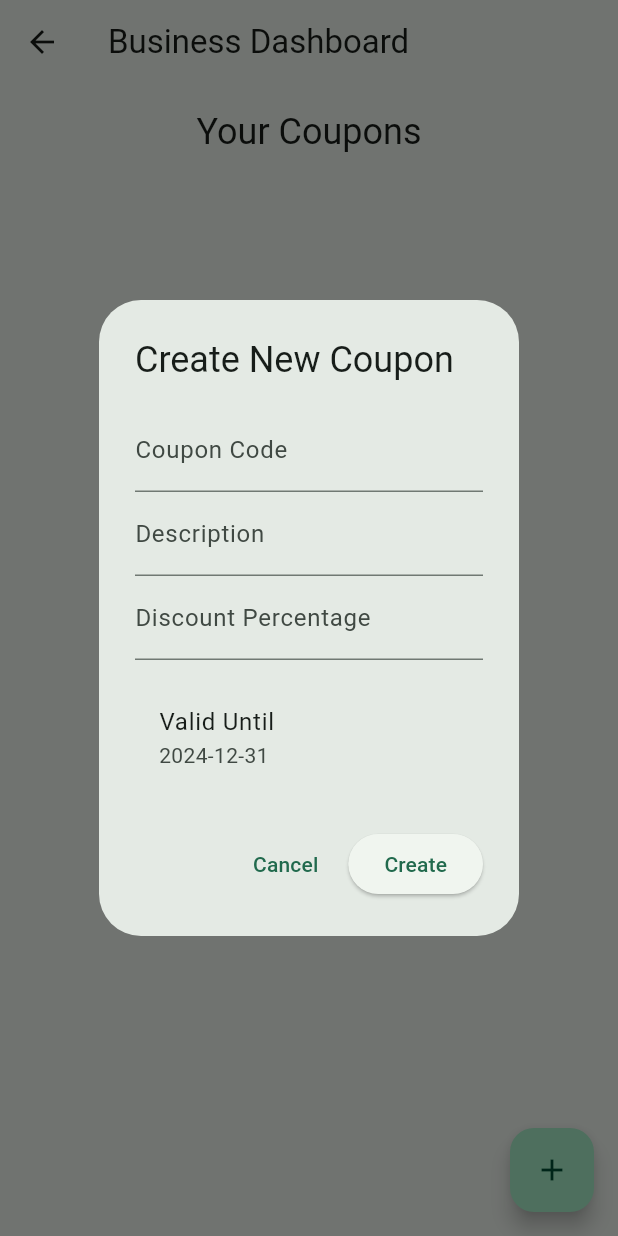
After one commit to rehan-code/Makaan, a Flutter app: the BusinessDashboardPage screen opened directly, after a tap on the "add" icon, on a phone screen of 412 x 824 dp. The commit adds this screen. Run offline on Flutter 3.47's test engine with Material 3 defaults, Android fonts, the phone set to English and light mode, and no system bars; our stand-ins replace flutter_dotenv, font_awesome_flutter, share_plus, supabase_flutter; accounts and stored records are empty.

Commit message:
added business dashboard

```diff
--- /dev/null
+++ b/lib/models/coupon.dart
@@ -0,0 +1,47 @@
+class Coupon {
+  final String id;
+  final String code;
+  final String description;
+  final double discountPercentage;
+  final DateTime validFrom;
+  final DateTime validUntil;
+  final String businessId;
+  final DateTime createdAt;
+
+  Coupon({
+    required this.id,
+    required this.code,
+    required this.description,
+    required this.discountPercentage,
+    required this.validFrom,
+    required this.validUntil,
+    required this.businessId,
+    required this.createdAt,
+  });
+
+  factory Coupon.fromJson(Map<String, dynamic> json) {
+    return Coupon(
+      id: json['id'],
+      code: json['code'],
+      description: json['description'],
+      discountPercentage: json['discount_percentage'].toDouble(),
+      validFrom: DateTime.parse(json['valid_from']),
+      validUntil: DateTime.parse(json['valid_until']),
+      businessId: json['business_id'],
+      createdAt: DateTime.parse(json['created_at']),
+    );
+  }
+
+  Map<String, dynamic> toJson() {
+    return {
+      'id': id,
+      'code': code,
+      'description': description,
+      'discount_percentage': discountPercentage,
+      'valid_from': validFrom.toIso8601String(),
+      'valid_until': validUntil.toIso8601String(),
+      'business_id': businessId,
+      'created_at': createdAt.toIso8601String(),
+    };
+  }
+}
--- /dev/null
+++ b/lib/pages/business/business_dashboard_page.dart
@@ -0,0 +1,268 @@
+import 'package:flutter/material.dart';
+import 'package:supabase_flutter/supabase_flutter.dart';
+import '../../models/coupon.dart';
+
+class BusinessDashboardPage extends StatefulWidget {
+  const BusinessDashboardPage({super.key});
+
+  @override
+  State<BusinessDashboardPage> createState() => _BusinessDashboardPageState();
+}
+
+class _BusinessDashboardPageState extends State<BusinessDashboardPage> {
+  List<Coupon> _coupons = [];
+  bool _isLoading = true;
+
+  @override
+  void initState() {
+    super.initState();
+    _loadCoupons();
+  }
+
+  Future<void> _loadCoupons() async {
+    try {
+      final userId = Supabase.instance.client.auth.currentUser?.id;
+      if (userId == null) return;
+
+      final response = await Supabase.instance.client
+          .from('coupons')
+          .select()
+          .eq('business_id', userId)
+          .order('created_at', ascending: false);
+
+      setState(() {
+        _coupons = (response as List).map((data) => Coupon.fromJson(data)).toList();
+        _isLoading = false;
+      });
+    } catch (e) {
+      ScaffoldMessenger.of(context).showSnackBar(
+        SnackBar(
+          content: Text('Error loading coupons: $e'),
+          backgroundColor: Colors.red,
+        ),
+      );
+      setState(() {
+        _isLoading = false;
+      });
+    }
+  }
+
+  void _showCreateCouponDialog() {
+    showDialog(
+      context: context,
+      builder: (context) => CreateCouponDialog(
+        onCouponCreated: () {
+          _loadCoupons();
+        },
+      ),
+    );
+  }
+
+  @override
+  Widget build(BuildContext context) {
+    return Scaffold(
+      appBar: AppBar(
+        title: const Text('Business Dashboard'),
+      ),
+      body: _isLoading
+          ? const Center(child: CircularProgressIndicator())
+          : Column(
+              children: [
+                Padding(
+                  padding: const EdgeInsets.all(16.0),
+                  child: Text(
+                    'Your Coupons',
+                    style: Theme.of(context).textTheme.headlineSmall,
+                  ),
+                ),
+                Expanded(
+                  child: _coupons.isEmpty
+                      ? const Center(
+                          child: Text('No coupons created yet'),
+                        )
+                      : ListView.builder(
+                          itemCount: _coupons.length,
+                          itemBuilder: (context, index) {
+                            final coupon = _coupons[index];
+                            return Card(
+                              margin: const EdgeInsets.symmetric(
+                                horizontal: 16.0,
+                                vertical: 8.0,
+                              ),
+                              child: ListTile(
+                                title: Text(coupon.code),
+                                subtitle: Text(
+                                  '${coupon.description}\n${coupon.discountPercentage}% off',
+                                ),
+                                trailing: Text(
+                                  'Valid until: ${coupon.validUntil.toString().split(' ')[0]}',
+                                ),
+                              ),
+                            );
+                          },
+                        ),
+                ),
+              ],
+            ),
+      floatingActionButton: FloatingActionButton(
+        onPressed: _showCreateCouponDialog,
+        child: const Icon(Icons.add),
+      ),
+    );
+  }
+}
+
+class CreateCouponDialog extends StatefulWidget {
+  final VoidCallback onCouponCreated;
+
+  const CreateCouponDialog({
+    super.key,
+    required this.onCouponCreated,
+  });
+
+  @override
+  State<CreateCouponDialog> createState() => _CreateCouponDialogState();
+}
+
+class _CreateCouponDialogState extends State<CreateCouponDialog> {
+  final _formKey = GlobalKey<FormState>();
+  final _codeController = TextEditingController();
+  final _descriptionController = TextEditingController();
+  final _discountController = TextEditingController();
+  DateTime _validUntil = DateTime.now().add(const Duration(days: 30));
+  bool _isLoading = false;
+
+  @override
+  void dispose() {
+    _codeController.dispose();
+    _descriptionController.dispose();
+    _discountController.dispose();
+    super.dispose();
+  }
+
+  Future<void> _createCoupon() async {
+    if (!_formKey.currentState!.validate()) return;
+
+    setState(() {
+      _isLoading = true;
+    });
+
+    try {
+      final userId = Supabase.instance.client.auth.currentUser?.id;
+      if (userId == null) throw Exception('User not logged in');
+
+      await Supabase.instance.client.from('coupons').insert({
+        'code': _codeController.text.trim(),
+        'description': _descriptionController.text.trim(),
+        'discount_percentage': double.parse(_discountController.text),
+        'valid_from': DateTime.now().toIso8601String(),
+        'valid_until': _validUntil.toIso8601String(),
+        'business_id': userId,
+      });
+
+      if (mounted) {
+        Navigator.of(context).pop();
+        widget.onCouponCreated();
+      }
+    } catch (e) {
+      if (mounted) {
+        ScaffoldMessenger.of(context).showSnackBar(
+          SnackBar(
+            content: Text('Error creating coupon: $e'),
+            backgroundColor: Colors.red,
+          ),
+        );
+      }
+    }
+
+    setState(() {
+      _isLoading = false;
+    });
+  }
+
+  @override
+  Widget build(BuildContext context) {
+    return AlertDialog(
+      title: const Text('Create New Coupon'),
+      content: Form(
+        key: _formKey,
+        child: SingleChildScrollView(
+          child: Column(
+            mainAxisSize: MainAxisSize.min,
+            children: [
+              TextFormField(
+                controller: _codeController,
+                decoration: const InputDecoration(labelText: 'Coupon Code'),
+                validator: (value) {
+                  if (value == null || value.isEmpty) {
+                    return 'Please enter a coupon code';
+                  }
+                  return null;
+                },
+              ),
+              TextFormField(
+                controller: _descriptionController,
+                decoration: const InputDecoration(labelText: 'Description'),
+                validator: (value) {
+                  if (value == null || value.isEmpty) {
+                    return 'Please enter a description';
+                  }
+                  return null;
+                },
+              ),
+              TextFormField(
+                controller: _discountController,
+                decoration: const InputDecoration(labelText: 'Discount Percentage'),
+                keyboardType: TextInputType.number,
+                validator: (value) {
+                  if (value == null || value.isEmpty) {
+                    return 'Please enter a discount percentage';
+                  }
+                  final number = double.tryParse(value);
+                  if (number == null || number <= 0 || number > 100) {
+                    return 'Please enter a valid percentage between 0 and 100';
+                  }
+                  return null;
+                },
+              ),
+              const SizedBox(height: 16),
+              ListTile(
+                title: const Text('Valid Until'),
+                subtitle: Text(_validUntil.toString().split(' ')[0]),
+                onTap: () async {
+                  final date = await showDatePicker(
+                    context: context,
+                    initialDate: _validUntil,
+                    firstDate: DateTime.now(),
+                    lastDate: DateTime.now().add(const Duration(days: 365)),
+                  );
+                  if (date != null) {
+                    setState(() {
+                      _validUntil = date;
+                    });
+                  }
+                },
+              ),
+            ],
+          ),
+        ),
+      ),
+      actions: [
+        TextButton(
+          onPressed: _isLoading ? null : () => Navigator.of(context).pop(),
+          child: const Text('Cancel'),
+        ),
+        ElevatedButton(
+          onPressed: _isLoading ? null : _createCoupon,
+          child: _isLoading
+              ? const SizedBox(
+                  width: 20,
+                  height: 20,
+                  child: CircularProgressIndicator(strokeWidth: 2),
+                )
+              : const Text('Create'),
+        ),
+      ],
+    );
+  }
+}
```
Also changed, not shown: lib/pages/home/home_page.dart (+42 -5 lines), 1 other file.
